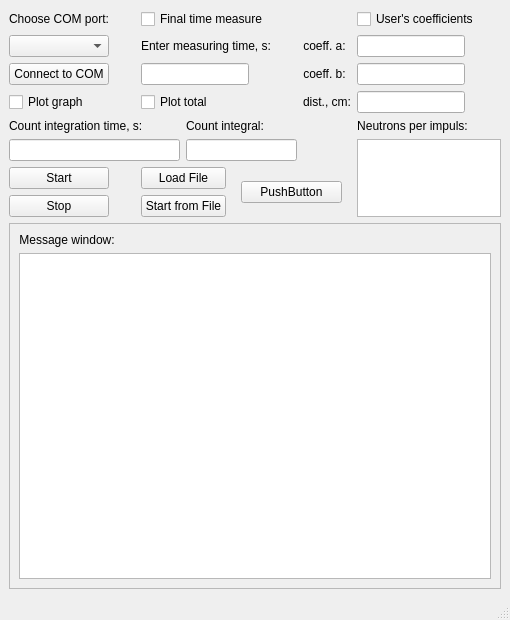
This is caller.ui in goodvin360/pivn_app as Qt 5 draws it before an edit. The edited form follows.
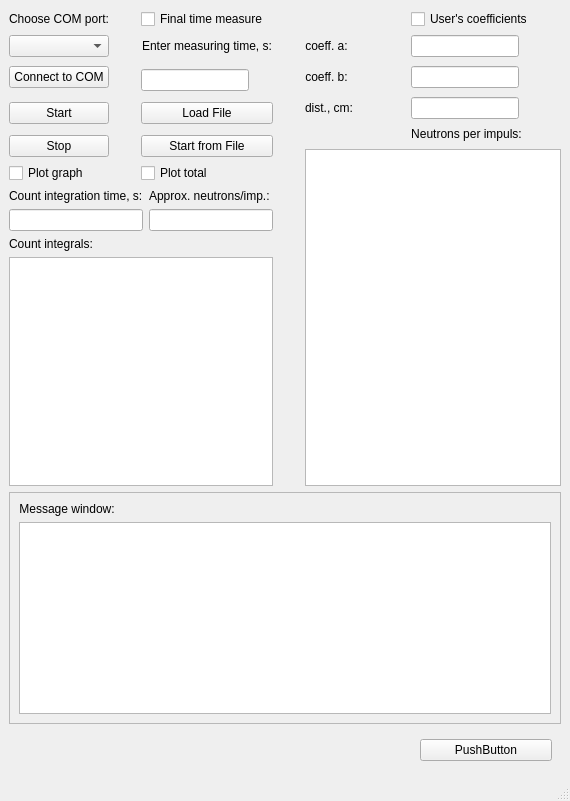
This is the edited form. Custom widgets are drawn as their Qt base class.

Commit message: 01.05.2024 home 3: - bound coefficients to calculation - renew design of ui (add text browser for counts calculation) - some other minor changes

What changed in the file:
```diff
--- a/caller.ui
+++ b/caller.ui
@@ -6,13 +6,19 @@
    <rect>
     <x>0</x>
     <y>0</y>
-    <width>499</width>
-    <height>620</height>
+    <width>562</width>
+    <height>801</height>
    </rect>
   </property>
+  <property name="sizePolicy">
+   <sizepolicy hsizetype="Expanding" vsizetype="Expanding">
+    <horstretch>0</horstretch>
+    <verstretch>0</verstretch>
+   </sizepolicy>
+  </property>
   <property name="maximumSize">
    <size>
-    <width>499</width>
+    <width>16777215</width>
     <height>16777215</height>
    </size>
   </property>
@@ -31,14 +37,14 @@
       </property>
      </widget>
     </item>
-    <item row="0" column="2" colspan="3">
+    <item row="0" column="2" colspan="2">
      <widget class="QCheckBox" name="checkBox">
       <property name="text">
        <string>Final time measure</string>
       </property>
      </widget>
     </item>
-    <item row="0" column="7">
+    <item row="0" column="6">
      <widget class="QCheckBox" name="checkBox_2">
       <property name="text">
        <string>User's coefficients</string>
@@ -67,7 +73,7 @@
       </property>
      </spacer>
     </item>
-    <item row="1" column="2" colspan="3">
+    <item row="1" column="2" colspan="2">
      <widget class="QLabel" name="measureTime">
       <property name="text">
        <string>Enter measuring time, s:</string>
@@ -77,7 +83,7 @@
       </property>
      </widget>
     </item>
-    <item row="1" column="5">
+    <item row="1" column="4" rowspan="2">
      <spacer name="horizontalSpacer_2">
       <property name="orientation">
        <enum>Qt::Horizontal</enum>
@@ -93,7 +99,7 @@
       </property>
      </spacer>
     </item>
-    <item row="1" column="6">
+    <item row="1" column="5">
      <widget class="QLabel" name="label_3">
       <property name="sizePolicy">
        <sizepolicy hsizetype="Fixed" vsizetype="Preferred">
@@ -109,7 +115,7 @@
       </property>
      </widget>
     </item>
-    <item row="1" column="7">
+    <item row="1" column="6">
      <widget class="QLineEdit" name="lineEdit_2">
       <property name="sizePolicy">
        <sizepolicy hsizetype="Fixed" vsizetype="Fixed">
@@ -122,30 +128,14 @@
       </property>
      </widget>
     </item>
-    <item row="2" column="0">
+    <item row="2" column="0" rowspan="2">
      <widget class="QPushButton" name="pushButton_2">
       <property name="text">
        <string>Connect to COM</string>
       </property>
      </widget>
     </item>
-    <item row="2" column="2" colspan="3">
-     <widget class="QLineEdit" name="lineEdit">
-      <property name="sizePolicy">
-       <sizepolicy hsizetype="Fixed" vsizetype="Fixed">
-        <horstretch>0</horstretch>
-        <verstretch>0</verstretch>
-       </sizepolicy>
-      </property>
-      <property name="layoutDirection">
-       <enum>Qt::LeftToRight</enum>
-      </property>
-      <property name="alignment">
-       <set>Qt::AlignRight|Qt::AlignTrailing|Qt::AlignVCenter</set>
-      </property>
-     </widget>
-    </item>
-    <item row="2" column="6">
+    <item row="2" column="5" rowspan="2">
      <widget class="QLabel" name="label_5">
       <property name="sizePolicy">
        <sizepolicy hsizetype="Fixed" vsizetype="Preferred">
@@ -161,7 +151,7 @@
       </property>
      </widget>
     </item>
-    <item row="2" column="7">
+    <item row="2" column="6" rowspan="2">
      <widget class="QLineEdit" name="lineEdit_3">
       <property name="sizePolicy">
        <sizepolicy hsizetype="Fixed" vsizetype="Fixed">
@@ -174,116 +164,23 @@
       </property>
      </widget>
     </item>
-    <item row="3" column="0">
-     <widget class="QCheckBox" name="checkBox_3">
-      <property name="sizePolicy">
-       <sizepolicy hsizetype="Fixed" vsizetype="Fixed">
-        <horstretch>0</horstretch>
-        <verstretch>0</verstretch>
-       </sizepolicy>
-      </property>
-      <property name="text">
-       <string>Plot graph</string>
-      </property>
-     </widget>
-    </item>
     <item row="3" column="2" colspan="2">
-     <widget class="QCheckBox" name="checkBox_4">
-      <property name="text">
-       <string>Plot total</string>
-      </property>
-     </widget>
-    </item>
-    <item row="3" column="6">
-     <widget class="QLabel" name="label_6">
-      <property name="sizePolicy">
-       <sizepolicy hsizetype="Fixed" vsizetype="Preferred">
-        <horstretch>0</horstretch>
-        <verstretch>0</verstretch>
-       </sizepolicy>
-      </property>
-      <property name="text">
-       <string>dist., cm:</string>
-      </property>
-      <property name="alignment">
-       <set>Qt::AlignCenter</set>
-      </property>
-     </widget>
-    </item>
-    <item row="3" column="7">
-     <widget class="QLineEdit" name="lineEdit_4">
+     <widget class="QLineEdit" name="lineEdit">
       <property name="sizePolicy">
        <sizepolicy hsizetype="Fixed" vsizetype="Fixed">
         <horstretch>0</horstretch>
         <verstretch>0</verstretch>
        </sizepolicy>
       </property>
-      <property name="alignment">
-       <set>Qt::AlignRight|Qt::AlignTrailing|Qt::AlignVCenter</set>
+      <property name="layoutDirection">
+       <enum>Qt::LeftToRight</enum>
       </property>
-     </widget>
-    </item>
-    <item row="4" column="0" colspan="3">
-     <widget class="QLabel" name="label_7">
-      <property name="text">
-       <string>Count integration time, s:</string>
-      </property>
-     </widget>
-    </item>
-    <item row="4" column="3" colspan="2">
-     <widget class="QLabel" name="label_8">
-      <property name="text">
-       <string>Count integral:</string>
-      </property>
-     </widget>
-    </item>
-    <item row="4" column="7">
-     <widget class="QLabel" name="label_4">
-      <property name="sizePolicy">
-       <sizepolicy hsizetype="Fixed" vsizetype="Preferred">
-        <horstretch>0</horstretch>
-        <verstretch>0</verstretch>
-       </sizepolicy>
-      </property>
-      <property name="text">
-       <string>Neutrons per impuls:</string>
-      </property>
       <property name="alignment">
-       <set>Qt::AlignCenter</set>
-      </property>
-     </widget>
-    </item>
-    <item row="5" column="0" colspan="3">
-     <widget class="QLineEdit" name="lineEdit_5">
-      <property name="alignment">
        <set>Qt::AlignRight|Qt::AlignTrailing|Qt::AlignVCenter</set>
       </property>
      </widget>
     </item>
-    <item row="5" column="3" colspan="3">
-     <widget class="QLineEdit" name="lineEdit_6">
-      <property name="alignment">
-       <set>Qt::AlignRight|Qt::AlignTrailing|Qt::AlignVCenter</set>
-      </property>
-     </widget>
-    </item>
-    <item row="5" column="7" rowspan="3">
-     <widget class="QTextBrowser" name="textBrowser_2">
-      <property name="sizePolicy">
-       <sizepolicy hsizetype="Fixed" vsizetype="Preferred">
-        <horstretch>0</horstretch>
-        <verstretch>0</verstretch>
-       </sizepolicy>
-      </property>
-      <property name="maximumSize">
-       <size>
-        <width>144</width>
-        <height>16777215</height>
-       </size>
-      </property>
-     </widget>
-    </item>
-    <item row="6" column="0">
+    <item row="4" column="0" rowspan="2">
      <widget class="QPushButton" name="pushButton">
       <property name="sizePolicy">
        <sizepolicy hsizetype="Minimum" vsizetype="Fixed">
@@ -305,27 +202,59 @@
       </property>
      </widget>
     </item>
-    <item row="6" column="2" colspan="2">
+    <item row="4" column="2" rowspan="2" colspan="2">
      <widget class="QPushButton" name="pushButton_4">
       <property name="text">
        <string>Load File</string>
       </property>
      </widget>
     </item>
-    <item row="6" column="4" rowspan="2" colspan="3">
-     <widget class="testWidget" name="widget" native="true">
-      <layout class="QGridLayout" name="gridLayout_2">
-       <item row="0" column="0">
-        <widget class="QPushButton" name="pushButton_6">
-         <property name="text">
-          <string>PushButton</string>
-         </property>
-        </widget>
-       </item>
-      </layout>
+    <item row="4" column="5">
+     <widget class="QLabel" name="label_6">
+      <property name="sizePolicy">
+       <sizepolicy hsizetype="Fixed" vsizetype="Preferred">
+        <horstretch>0</horstretch>
+        <verstretch>0</verstretch>
+       </sizepolicy>
+      </property>
+      <property name="text">
+       <string>dist., cm:</string>
+      </property>
+      <property name="alignment">
+       <set>Qt::AlignCenter</set>
+      </property>
      </widget>
     </item>
-    <item row="7" column="0">
+    <item row="4" column="6">
+     <widget class="QLineEdit" name="lineEdit_4">
+      <property name="sizePolicy">
+       <sizepolicy hsizetype="Fixed" vsizetype="Fixed">
+        <horstretch>0</horstretch>
+        <verstretch>0</verstretch>
+       </sizepolicy>
+      </property>
+      <property name="alignment">
+       <set>Qt::AlignRight|Qt::AlignTrailing|Qt::AlignVCenter</set>
+      </property>
+     </widget>
+    </item>
+    <item row="5" column="6" rowspan="2">
+     <widget class="QLabel" name="label_4">
+      <property name="sizePolicy">
+       <sizepolicy hsizetype="Fixed" vsizetype="Preferred">
+        <horstretch>0</horstretch>
+        <verstretch>0</verstretch>
+       </sizepolicy>
+      </property>
+      <property name="text">
+       <string>Neutrons per impuls:</string>
+      </property>
+      <property name="alignment">
+       <set>Qt::AlignCenter</set>
+      </property>
+     </widget>
+    </item>
+    <item row="6" column="0" rowspan="2">
      <widget class="QPushButton" name="pushButton_3">
       <property name="sizePolicy">
        <sizepolicy hsizetype="Minimum" vsizetype="Fixed">
@@ -338,14 +267,88 @@
       </property>
      </widget>
     </item>
-    <item row="7" column="2" colspan="2">
+    <item row="6" column="2" rowspan="2" colspan="2">
      <widget class="QPushButton" name="pushButton_5">
       <property name="text">
        <string>Start from File</string>
       </property>
      </widget>
     </item>
-    <item row="8" column="0" colspan="8">
+    <item row="7" column="5" rowspan="6" colspan="2">
+     <widget class="QTextBrowser" name="textBrowser_2">
+      <property name="sizePolicy">
+       <sizepolicy hsizetype="Fixed" vsizetype="Preferred">
+        <horstretch>0</horstretch>
+        <verstretch>0</verstretch>
+       </sizepolicy>
+      </property>
+      <property name="maximumSize">
+       <size>
+        <width>16777215</width>
+        <height>16777215</height>
+       </size>
+      </property>
+     </widget>
+    </item>
+    <item row="8" column="0">
+     <widget class="QCheckBox" name="checkBox_3">
+      <property name="sizePolicy">
+       <sizepolicy hsizetype="Fixed" vsizetype="Fixed">
+        <horstretch>0</horstretch>
+        <verstretch>0</verstretch>
+       </sizepolicy>
+      </property>
+      <property name="text">
+       <string>Plot graph</string>
+      </property>
+     </widget>
+    </item>
+    <item row="8" column="2" colspan="2">
+     <widget class="QCheckBox" name="checkBox_4">
+      <property name="text">
+       <string>Plot total</string>
+      </property>
+     </widget>
+    </item>
+    <item row="9" column="0" colspan="3">
+     <widget class="QLabel" name="label_7">
+      <property name="text">
+       <string>Count integration time, s:</string>
+      </property>
+     </widget>
+    </item>
+    <item row="9" column="3">
+     <widget class="QLabel" name="label_8">
+      <property name="text">
+       <string>Approx. neutrons/imp.:</string>
+      </property>
+     </widget>
+    </item>
+    <item row="10" column="0" colspan="3">
+     <widget class="QLineEdit" name="lineEdit_5">
+      <property name="alignment">
+       <set>Qt::AlignRight|Qt::AlignTrailing|Qt::AlignVCenter</set>
+      </property>
+     </widget>
+    </item>
+    <item row="10" column="3">
+     <widget class="QLineEdit" name="lineEdit_6">
+      <property name="alignment">
+       <set>Qt::AlignRight|Qt::AlignTrailing|Qt::AlignVCenter</set>
+      </property>
+     </widget>
+    </item>
+    <item row="11" column="0">
+     <widget class="QLabel" name="label_9">
+      <property name="text">
+       <string>Count integrals:</string>
+      </property>
+     </widget>
+    </item>
+    <item row="12" column="0" colspan="4">
+     <widget class="QTextBrowser" name="textBrowser_3"/>
+    </item>
+    <item row="13" column="0" colspan="7">
      <widget class="QFrame" name="frame">
       <property name="frameShape">
        <enum>QFrame::StyledPanel</enum>
@@ -380,7 +383,7 @@
          </property>
          <property name="maximumSize">
           <size>
-           <width>481</width>
+           <width>16777215</width>
            <height>16777215</height>
           </size>
          </property>
@@ -395,6 +398,19 @@
       </layout>
      </widget>
     </item>
+    <item row="14" column="6">
+     <widget class="testWidget" name="widget" native="true">
+      <layout class="QGridLayout" name="gridLayout_2">
+       <item row="0" column="0">
+        <widget class="QPushButton" name="pushButton_6">
+         <property name="text">
+          <string>PushButton</string>
+         </property>
+        </widget>
+       </item>
+      </layout>
+     </widget>
+    </item>
    </layout>
   </widget>
   <widget class="QMenuBar" name="menubar">
```
Left out of the diff: 2 changed lines with no effect on the pictures. The commit also changes 7 other files.
